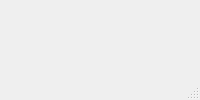
The window that GUI tax calculator.ui (YanisaThes/Pythonproject) describes before a commit, drawn with Qt 5.
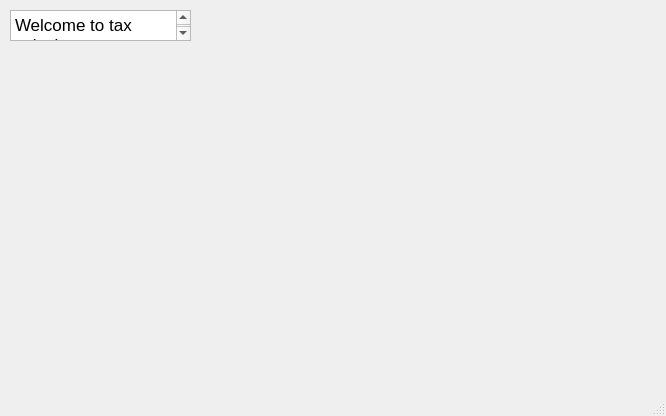
The same window after the commit.

Commit message: I add the rest of variables

What changed in the file:
```diff
--- a/GUI tax calculator.ui
+++ b/GUI tax calculator.ui
@@ -2,10 +2,36 @@
 <ui version="4.0">
  <class>MainWindow</class>
  <widget class="QMainWindow" name="MainWindow">
+  <property name="geometry">
+   <rect>
+    <x>0</x>
+    <y>0</y>
+    <width>666</width>
+    <height>416</height>
+   </rect>
+  </property>
   <property name="windowTitle">
    <string>Tax calculator</string>
   </property>
-  <widget class="QWidget" name="centralwidget"/>
+  <widget class="QWidget" name="centralwidget">
+   <widget class="QTextEdit" name="textEdit">
+    <property name="geometry">
+     <rect>
+      <x>10</x>
+      <y>10</y>
+      <width>181</width>
+      <height>31</height>
+     </rect>
+    </property>
+    <property name="html">
+     <string>&lt;!DOCTYPE HTML PUBLIC &quot;-//W3C//DTD HTML 4.0//EN&quot; &quot;http://www.w3.org/TR/REC-html40/strict.dtd&quot;&gt;
+&lt;html&gt;&lt;head&gt;&lt;meta name=&quot;qrichtext&quot; content=&quot;1&quot; /&gt;&lt;style type=&quot;text/css&quot;&gt;
+p, li { white-space: pre-wrap; }
+&lt;/style&gt;&lt;/head&gt;&lt;body style=&quot; font-family:'.AppleSystemUIFont'; font-size:13pt; font-weight:400; font-style:normal;&quot;&gt;
+&lt;p style=&quot; margin-top:0px; margin-bottom:0px; margin-left:0px; margin-right:0px; -qt-block-indent:0; text-indent:0px;&quot;&gt;Welcome to tax calculator&lt;/p&gt;&lt;/body&gt;&lt;/html&gt;</string>
+    </property>
+   </widget>
+  </widget>
   <widget class="QMenuBar" name="menubar">
    <property name="geometry">
     <rect>
```
Left out of the diff: 5 changed lines with no effect on the pictures. The commit also changes 2 other files.
